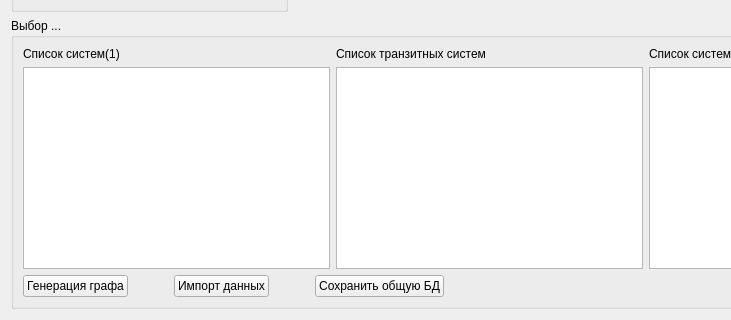
The window that formCurciut.ui (FedorGurin/ConfDCS) describes before a commit, drawn with Qt 5; both pictures show x 0 to 731 and y 333 to 653 of the 979 by 653 pixel window.
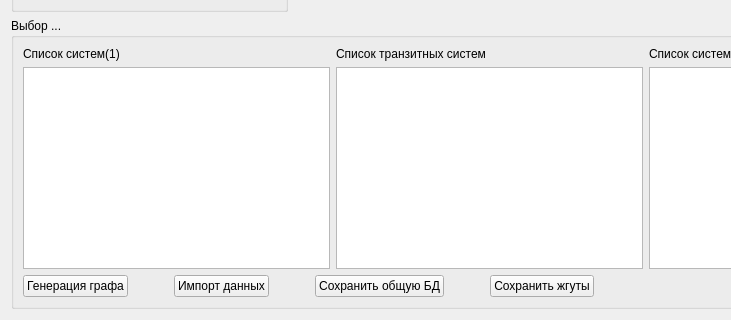
The same window after the commit.

```diff
--- a/formCurciut.ui
+++ b/formCurciut.ui
@@ -310,8 +310,28 @@
             </property>
            </widget>
           </item>
+          <item>
+           <spacer name="horizontalSpacer_4">
+            <property name="orientation">
+             <enum>Qt::Horizontal</enum>
+            </property>
+            <property name="sizeHint" stdset="0">
+             <size>
+              <width>40</width>
+              <height>20</height>
+             </size>
+            </property>
+           </spacer>
+          </item>
          </layout>
         </item>
+        <item>
+         <widget class="QPushButton" name="pushButtonRoute">
+          <property name="text">
+           <string>Сохранить жгуты</string>
+          </property>
+         </widget>
+        </item>
         <item>
          <spacer name="horizontalSpacer_3">
           <property name="orientation">
```
